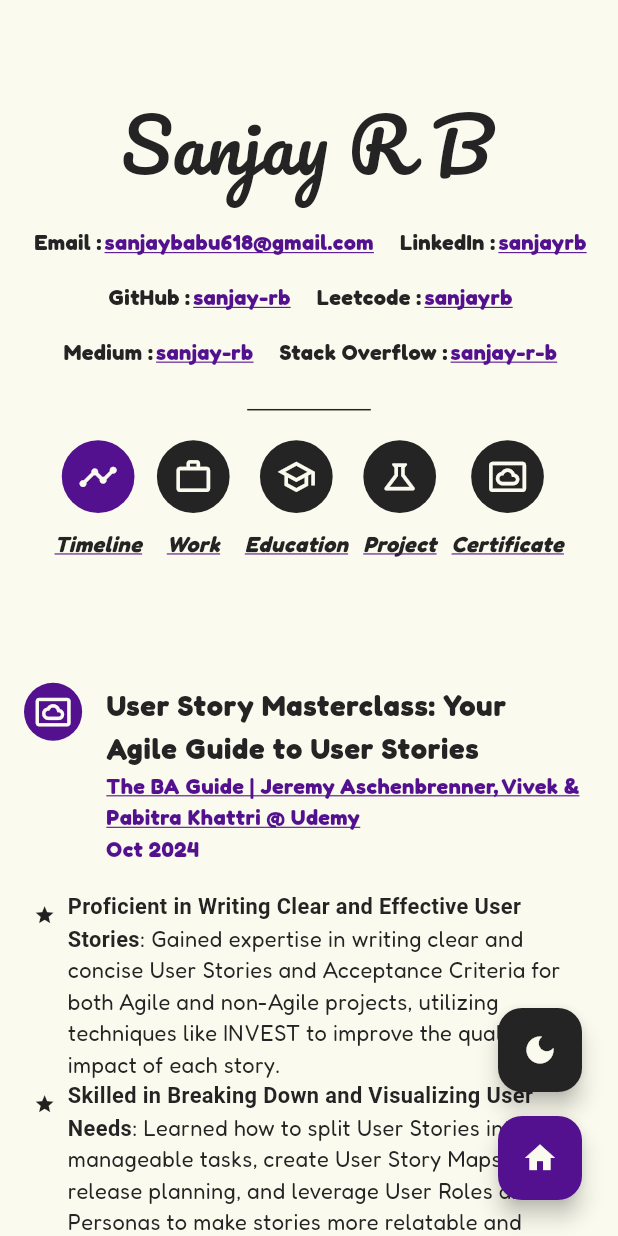
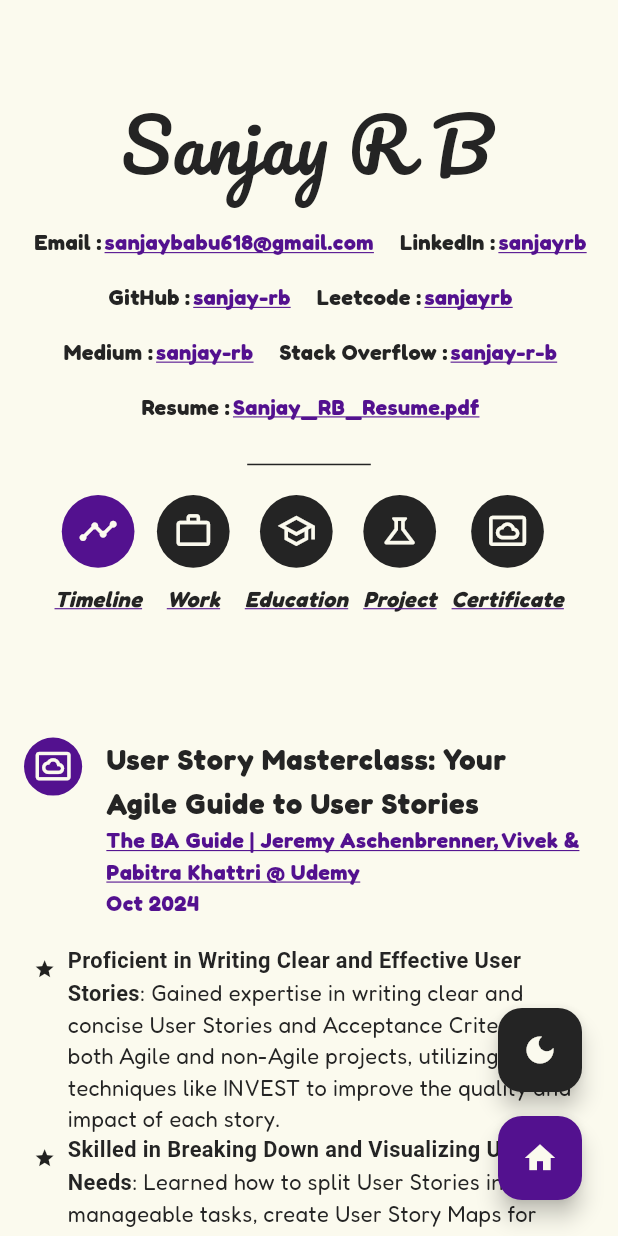
Before and after one commit to sanjay-rb/sanjay-rb.github.io, a Flutter app: the screen it shows after launch, on a phone screen of 412 x 824 dp. Run offline on Flutter 3.47's test engine with Material 3 defaults, Android fonts, the phone set to English and light mode, and no system bars; drawn by our look-alikes of flutter_animate, flutter_markdown; our stand-ins replace get, google_fonts, url_strategy.

Commit message:
Add resume link to profile constants

```diff
--- a/lib/app/constants/profile_constant.dart
+++ b/lib/app/constants/profile_constant.dart
@@ -32,5 +32,11 @@ class ProfileConstant {
       value: "sanjay-r-b",
       link: "https://stackoverflow.com/users/8609642/sanjay-r-b",
     ),
+    ProfileModel(
+      keyword: "Resume : ",
+      value: "Sanjay_RB_Resume.pdf",
+      link:
+          "https://1drv.ms/w/c/cb5bce4c4f06deb5/EV8588lccTtMtkjex3lVHnAB9vsAGjiH40es6N1LVCckZg?e=15AId3",
+    ),
   ];
 }
```
